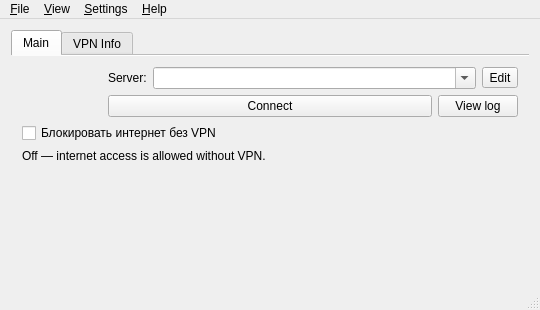
First picture: the form in src/dialog/mainwindow.ui, repository icelol/openconnect-gui-killswitch, before the edit.
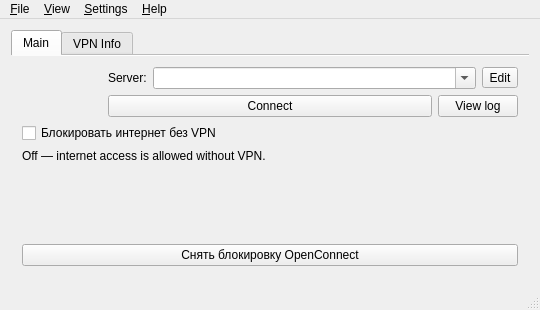
Second picture: the form after the edit. Icons and pictures are not drawn. Custom widgets are drawn as their Qt base class.

Patch:
```diff
--- a/src/dialog/mainwindow.ui
+++ b/src/dialog/mainwindow.ui
@@ -93,6 +93,13 @@
           <property name="alignment"><set>Qt::AlignLeft|Qt::AlignTop</set></property>
          </widget>
         </item>
+        <item row="3" column="0">
+         <widget class="QPushButton" name="killSwitchOffButton">
+          <property name="text"><string>Снять блокировку OpenConnect</string></property>
+          <property name="toolTip"><string>Явно выключить блокировку, даже после ошибки включения или восстановления. Правила других программ сохраняются.</string></property>
+          <property name="autoDefault"><bool>false</bool></property>
+         </widget>
+        </item>
         <item row="0" column="0">
          <layout class="QHBoxLayout" name="horizontalLayout_4" stretch="1,3">
           <item>
```
